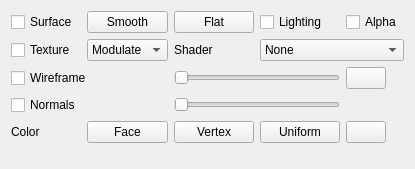
The window that nvl/viewer/widgets/face_mesh_drawer_widget.ui (stefanonuvoli/nuvolib) describes before a commit, drawn with Qt 5.
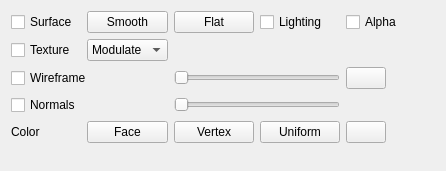
The same window after the commit. Custom widgets are drawn as their Qt base class.

Commit message: New shader system, bugs fixed

```diff
--- a/nvl/viewer/widgets/face_mesh_drawer_widget.ui
+++ b/nvl/viewer/widgets/face_mesh_drawer_widget.ui
@@ -6,8 +6,8 @@
    <rect>
     <x>0</x>
     <y>0</y>
-    <width>415</width>
-    <height>169</height>
+    <width>446</width>
+    <height>171</height>
    </rect>
   </property>
   <property name="sizePolicy">
@@ -27,13 +27,6 @@
      </property>
     </widget>
    </item>
-   <item row="1" column="3">
-    <widget class="QLabel" name="faceShaderLabel">
-     <property name="text">
-      <string>Shader</string>
-     </property>
-    </widget>
-   </item>
    <item row="5" column="0">
     <widget class="QCheckBox" name="faceNormalsCheckBox">
      <property name="text">
@@ -68,25 +61,6 @@
      </item>
     </widget>
    </item>
-   <item row="1" column="4" colspan="2">
-    <widget class="QComboBox" name="faceShaderComboBox">
-     <item>
-      <property name="text">
-       <string>None</string>
-      </property>
-     </item>
-     <item>
-      <property name="text">
-       <string>Ramp</string>
-      </property>
-     </item>
-     <item>
-      <property name="text">
-       <string>Contour</string>
-      </property>
-     </item>
-    </widget>
-   </item>
    <item row="0" column="4">
     <widget class="QCheckBox" name="faceLightingCheckBox">
      <property name="text">
```
The commit also changes 19 other files.
